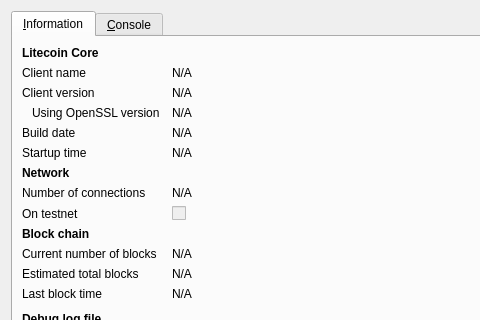
The window that src/qt/forms/rpcconsole.ui (woodedlawn/woodcoin) describes before a commit, drawn with Qt 5; both pictures show x 0 to 480 and y 0 to 320 of the 740 by 450 pixel window.
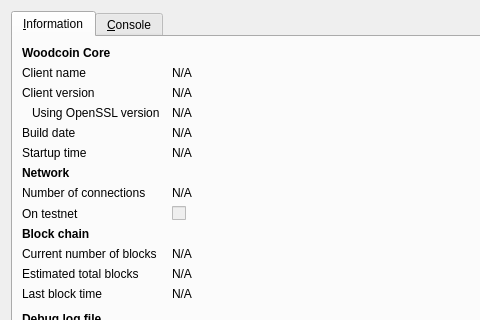
The same window after the commit. Icons and pictures are not drawn.

Diff of the .ui file:
```diff
--- a/src/qt/forms/rpcconsole.ui
+++ b/src/qt/forms/rpcconsole.ui
@@ -36,7 +36,7 @@
           </font>
          </property>
          <property name="text">
-          <string>Litecoin Core</string>
+          <string>Woodcoin Core</string>
          </property>
         </widget>
        </item>
```
Left out of the diff: 6 changed lines with no effect on the pictures.
